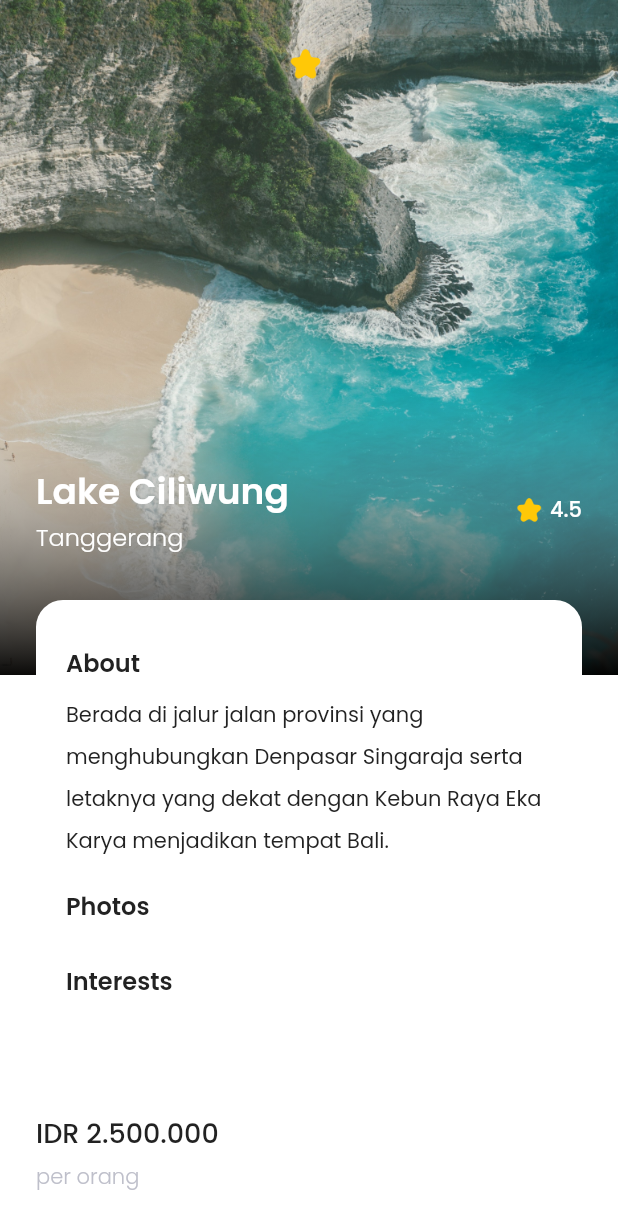
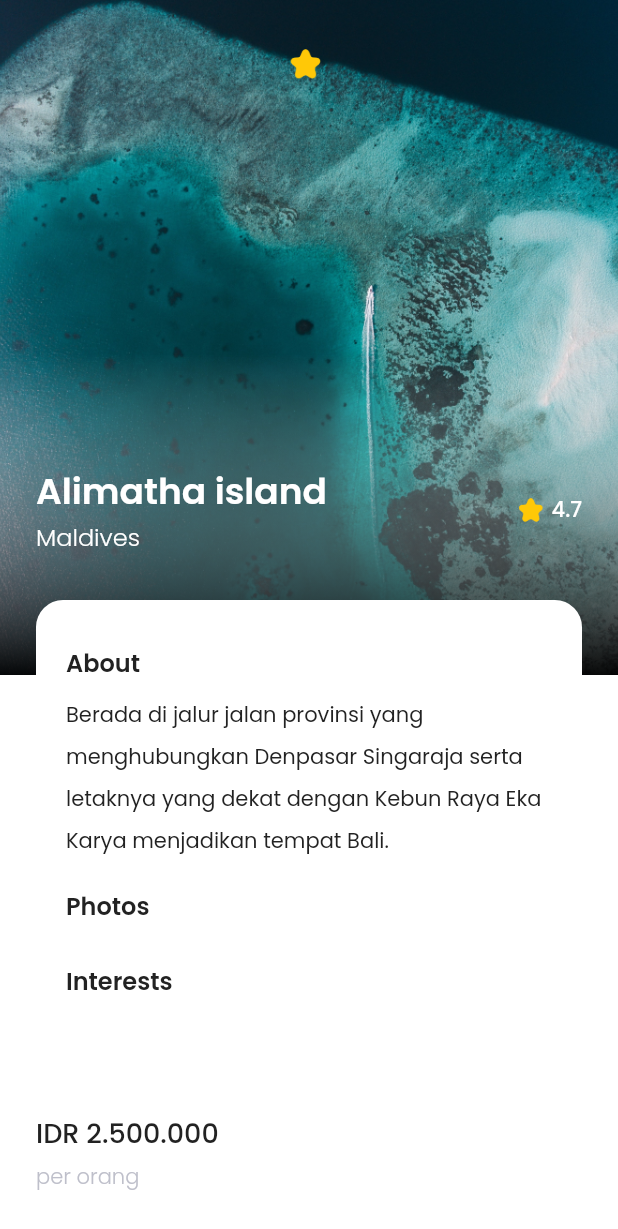
Before and after one commit to indrasz/travely_app, a Flutter app: the screen it shows after launch, after a tap on "Alimatha island", on a phone screen of 412 x 824 dp. Shown: the top 1229 px of the screen. Run offline on Flutter 3.47's test engine with Material 2 defaults, Android fonts, the phone set to English and light mode, and no system bars; our stand-ins replace google_fonts.

Commit message:
add variable

```diff
--- a/lib/main.dart
+++ b/lib/main.dart
@@ -1,4 +1,5 @@
 import 'package:flutter/material.dart';
+import 'package:travely_app/views/home_page.dart';
 import 'package:travely_app/views/main_page.dart';
 
 void main() => runApp(MyApp());
--- a/lib/utils/destination_award_card.dart
+++ b/lib/utils/destination_award_card.dart
@@ -25,7 +25,12 @@ class DestinationAwardCard extends StatelessWidget {
           Navigator.push(
             context,
             MaterialPageRoute(
-              builder: (context) => DetailPage(),
+              builder: (context) => DetailPage(
+                name: name,
+                city: city,
+                imageUrl: imageUrl,
+                rating: rating,
+              ),
             )
           );
         },
@@ -46,13 +51,6 @@ class DestinationAwardCard extends StatelessWidget {
                 imageUrl
               ),
             ),
-            boxShadow: [
-              BoxShadow(
-                color: blackColor.withOpacity(0.5),
-                blurRadius: 50,
-                offset: Offset(0, 10),
-              ),
-            ],
           ),
           child: Column(
             crossAxisAlignment: CrossAxisAlignment.start,
--- a/lib/views/detail_page.dart
+++ b/lib/views/detail_page.dart
@@ -4,9 +4,16 @@ import 'package:travely_app/shared/themes.dart';
 
 class DetailPage extends StatelessWidget {
 
-  // final TravelPackage place;
+  final String name;
+  final String city;
+  final String imageUrl;
+  final double rating;
 
   const DetailPage({
+    required this.name,
+    required this.city,
+    required this.imageUrl,
+    this.rating = 0.0,
     Key? key,
     // required this.place
   }) : super(key: key);
@@ -22,7 +29,7 @@ class DetailPage extends StatelessWidget {
           image: DecorationImage(
             fit: BoxFit.cover,
             image: AssetImage(
-              'assets/image1.png',
+              imageUrl,
             ),
           ),
         ),
@@ -81,7 +88,7 @@ class DetailPage extends StatelessWidget {
                       crossAxisAlignment: CrossAxisAlignment.start,
                       children: [
                         Text(
-                          'Lake Ciliwung',
+                          name,
                           style: whiteTextStyle.copyWith(
                             fontSize: 24,
                             fontWeight: semiBold,
@@ -89,7 +96,7 @@ class DetailPage extends StatelessWidget {
                           overflow: TextOverflow.ellipsis,
                         ),
                         Text(
-                          'Tanggerang',
+                          city,
                           style: whiteTextStyle.copyWith(
                             fontSize: 16,
                             fontWeight: light,
@@ -115,7 +122,7 @@ class DetailPage extends StatelessWidget {
                         ),
                       ),
                       Text(
-                        '4.5',
+                        rating.toString(),
                         style: whiteTextStyle.copyWith(
                           fontWeight: medium,
                         ),
```
Also changed, not shown: lib/views/home_page.dart (+45 -46 lines).
